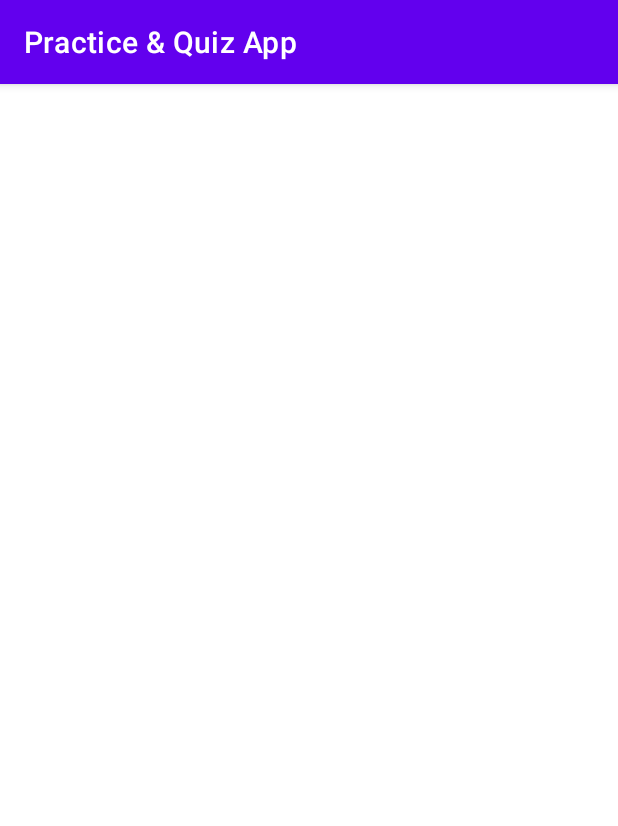
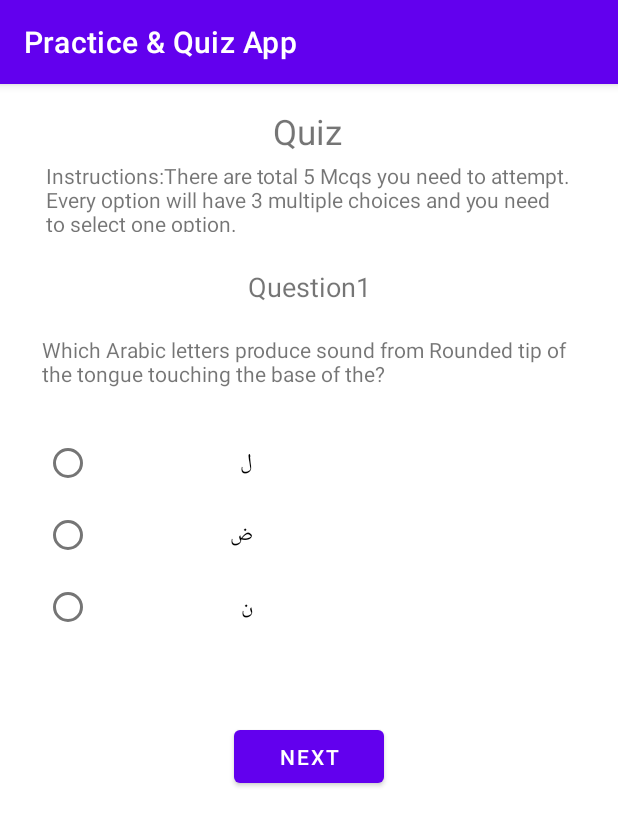
Before and after one commit to Transformer075/Practice_Quiz_App, an Android app: the activity_three screen opened directly, with no data from a screen before it, on a phone screen of 412 x 824 dp. Shown: the top 826 px of the screen. Run offline under Robolectric (Android 15) with nearby library versions, the phone set to English and light mode, and no system bars.

Commit message:
Quiz question1 & intent

```diff
--- a/app/src/main/AndroidManifest.xml
+++ b/app/src/main/AndroidManifest.xml
@@ -9,6 +9,9 @@
         android:roundIcon="@mipmap/ic_launcher_round"
         android:supportsRtl="true"
         android:theme="@style/Theme.PracticeQuizApp">
+        <activity
+            android:name=".activity_five"
+            android:exported="false" />
         <activity
             android:name=".activity_three"
             android:exported="false" />
--- /dev/null
+++ b/app/src/main/java/com/example/practicequizapp/activity_five.java
@@ -0,0 +1,14 @@
+package com.example.practicequizapp;
+
+import androidx.appcompat.app.AppCompatActivity;
+
+import android.os.Bundle;
+
+public class activity_five extends AppCompatActivity {
+
+    @Override
+    protected void onCreate(Bundle savedInstanceState) {
+        super.onCreate(savedInstanceState);
+        setContentView(R.layout.activity_five);
+    }
+}
--- a/app/src/main/java/com/example/practicequizapp/activity_three.java
+++ b/app/src/main/java/com/example/practicequizapp/activity_three.java
@@ -2,13 +2,99 @@ package com.example.practicequizapp;
 
 import androidx.appcompat.app.AppCompatActivity;
 
+import android.content.Intent;
 import android.os.Bundle;
+import android.util.Log;
+import android.view.View;
+import android.widget.Button;
+import android.widget.RadioButton;
+import android.widget.RadioGroup;
+import android.widget.TextView;
+
+import java.util.Random;
 
 public class activity_three extends AppCompatActivity {
 
+    String[] categoryArray = {"Halqiyah", "Lahatiyah", "Shajariyah-Haafiyah", "Tarfiyah", "Nit-eeyah", "Lisaveyah"
+    , "Ghunna"};
+    String[] arabicLetters = {"أ ہ","ع ح","غ خ","ق","ک","ج ش ی","ض","ل","ن","ر","ت د ط","ظ  ذ  ث","ص ز س","م ن","ف","ب","م","و","باَ بوُ بىِ"};
+    String[] soundProducedFrom = {"End of Throat", "Middle of Throat", "Start of the Throat", "Base of Tongue which" +
+    "is near Uvula touching the mouth roof", "Portion of Tongue near its base touching the roof of mouth",
+    "Tongue touching the center of the mouth roof", "One side of the tongue touching the molar teeth",
+    "Rounded tip of the tongue touching the base of the", "Rounded tip of the tongue touching the base of the frontal 6 teeth",
+    "Rounded tip of the tongue and some portion near it touching the base of the frontal 4 teeth",
+    "Tip of the tongue touching the base of the front 2 teeth", "Tip of the tongue touching the tip of the frontal 2 teeth"
+    , "Tip of the tongue comes between the front top and bottom teeth",
+    "While pronouncing the ending sound of  م  or ن , bring the vibration to the nose",
+    "Tip of the two upper jaw teeth touches the inner part of the lower lip",
+    "Inner part of the both lips touch each other", "Outer part of both lips touch each other",
+    "Rounding both lips and not closing the mouth", "Mouth empty space while speaking words like  باَ بوُ بىِ"};
+
+    TextView statement;
+    RadioButton btn_radio1, btn_radio2, btn_radio3;
+    RadioGroup radioGroup;
+    Button btn_next1;
+    int correctAnswersCount = 0;
+    int randomNumber;
     @Override
     protected void onCreate(Bundle savedInstanceState) {
         super.onCreate(savedInstanceState);
         setContentView(R.layout.activity_three);
+
+        statement = findViewById(R.id.statementView);
+        btn_radio1 = findViewById(R.id.btn_radio1);
+        btn_radio2 = findViewById(R.id.btn_radio2);
+        btn_radio3 = findViewById(R.id.btn_radio3);
+        btn_next1 = findViewById(R.id.btn_next1);
+        radioGroup = findViewById(R.id.radioGroup);
+
+        Random rand = new Random();
+        randomNumber = rand.nextInt(19);
+
+        statement.setText("Which Arabic letters produce sound from " + soundProducedFrom[randomNumber] + "?");
+        btn_radio1.setText(arabicLetters[randomNumber]);
+        if(randomNumber > 1){
+            btn_radio2.setText(arabicLetters[randomNumber - 1]);
+        }
+        else {
+            btn_radio2.setText(arabicLetters[randomNumber + 2]);
+        }
+
+        if (randomNumber < 18){
+            btn_radio3.setText(arabicLetters[randomNumber + 1]);
+        }
+        else {
+            btn_radio3.setText(arabicLetters[randomNumber - 2]);
+        }
+
+        btn_next1.setOnClickListener(new View.OnClickListener() {
+            @Override
+            public void onClick(View v) {
+                Intent intent = new Intent(activity_three.this, activity_five.class);
+                intent.putExtra("correctAnswerCount", correctAnswersCount);
+                startActivity(intent);
+            }
+        });
+
+
+    }
+    public void onRadioButtonClicked(View view) {
+        boolean checked = ((RadioButton) view).isChecked();
+
+        // Check which radio button was clicked
+        switch(view.getId()) {
+            case R.id.btn_radio1:
+                if (checked && arabicLetters[randomNumber] == btn_radio1.getText())
+                    correctAnswersCount++;
+                    break;
+            case R.id.btn2:
+                if (checked && arabicLetters[randomNumber] == btn_radio2.getText())
+                    correctAnswersCount++;
+                    break;
+            case R.id.btn3:
+                if (checked && arabicLetters[randomNumber] == btn_radio3.getText())
+                    correctAnswersCount++;
+                    break;
+        }
     }
 }
--- /dev/null
+++ b/app/src/main/res/layout/activity_five.xml
@@ -0,0 +1,9 @@
+<?xml version="1.0" encoding="utf-8"?>
+<androidx.constraintlayout.widget.ConstraintLayout xmlns:android="http://schemas.android.com/apk/res/android"
+    xmlns:app="http://schemas.android.com/apk/res-auto"
+    xmlns:tools="http://schemas.android.com/tools"
+    android:layout_width="match_parent"
+    android:layout_height="match_parent"
+    tools:context=".activity_five">
+
+</androidx.constraintlayout.widget.ConstraintLayout>
--- a/app/src/main/res/layout/activity_three.xml
+++ b/app/src/main/res/layout/activity_three.xml
@@ -6,4 +6,88 @@
     android:layout_height="match_parent"
     tools:context=".activity_three">
 
+    <TextView
+        android:id="@+id/textView"
+        android:layout_width="70dp"
+        android:layout_height="wrap_content"
+        android:layout_marginTop="16dp"
+        android:text="@string/quiz"
+        android:textAlignment="center"
+        android:textSize="23dp"
+        app:layout_constraintEnd_toEndOf="parent"
+        app:layout_constraintHorizontal_bias="0.498"
+        app:layout_constraintStart_toStartOf="parent"
+        app:layout_constraintTop_toTopOf="parent" />
+
+    <TextView
+        android:id="@+id/textView5"
+        android:layout_width="351dp"
+        android:layout_height="47dp"
+        android:layout_marginTop="4dp"
+        android:text="@string/quiz_info"
+        app:layout_constraintEnd_toEndOf="parent"
+        app:layout_constraintStart_toStartOf="parent"
+        app:layout_constraintTop_toBottomOf="@+id/textView" />
+
+    <TextView
+        android:id="@+id/statementView"
+        android:layout_width="357dp"
+        android:layout_height="61dp"
+        android:layout_marginTop="20dp"
+        android:text="TextView"
+        app:layout_constraintEnd_toEndOf="@+id/textView5"
+        app:layout_constraintStart_toStartOf="@+id/textView5"
+        app:layout_constraintTop_toBottomOf="@+id/textView7" />
+
+    <TextView
+        android:id="@+id/textView7"
+        android:layout_width="wrap_content"
+        android:layout_height="wrap_content"
+        android:layout_marginTop="24dp"
+        android:text="@string/Question1"
+        android:textSize="18dp"
+        app:layout_constraintEnd_toEndOf="parent"
+        app:layout_constraintStart_toStartOf="parent"
+        app:layout_constraintTop_toBottomOf="@+id/textView5" />
+
+    <RadioGroup
+        android:id="@+id/radioGroup"
+        android:layout_width="355dp"
+        android:layout_height="152dp"
+        app:layout_constraintEnd_toEndOf="@+id/statementView"
+        app:layout_constraintStart_toStartOf="@+id/statementView"
+        app:layout_constraintTop_toBottomOf="@+id/statementView">
+
+        <RadioButton
+            android:id="@+id/btn_radio1"
+            android:layout_width="139dp"
+            android:layout_height="wrap_content"
+            android:onClick="onRadioButtonClicked"
+            android:text="RadioButton" />
+
+        <RadioButton
+            android:id="@+id/btn_radio2"
+            android:layout_width="139dp"
+            android:layout_height="wrap_content"
+            android:onClick="onRadioButtonClicked"
+            android:text="RadioButton" />
+
+        <RadioButton
+            android:id="@+id/btn_radio3"
+            android:layout_width="139dp"
+            android:layout_height="wrap_content"
+            android:onClick="onRadioButtonClicked"
+            android:text="RadioButton" />
+    </RadioGroup>
+
+    <Button
+        android:id="@+id/btn_next1"
+        android:layout_width="100dp"
+        android:layout_height="47dp"
+        android:layout_marginTop="44dp"
+        android:text="@string/btn_next"
+        app:layout_constraintEnd_toEndOf="parent"
+        app:layout_constraintHorizontal_bias="0.5"
+        app:layout_constraintStart_toStartOf="parent"
+        app:layout_constraintTop_toBottomOf="@+id/radioGroup" />
 </androidx.constraintlayout.widget.ConstraintLayout>
--- a/app/src/main/res/values/strings.xml
+++ b/app/src/main/res/values/strings.xml
@@ -22,5 +22,13 @@
     <string name="name10">Makharij 17</string>
     <string name="btn_back">Back</string>
     <string name="btn_repo">Go to My Repository</string>
-
+    <string name="quiz">Quiz</string>
+    <string name="quiz_info">Instructions:There are total 5 Mcqs you need to attempt. Every option will have 3 multiple choices and
+    you need to select one option.</string>
+    <string name="Question1">Question1</string>
+    <string name="Question2">Question2</string>
+    <string name="Question3">Question3</string>
+    <string name="Question4">Question4</string>
+    <string name="Question5">Question5</string>
+    <string name="btn_next">Next</string>
 </resources>
```
